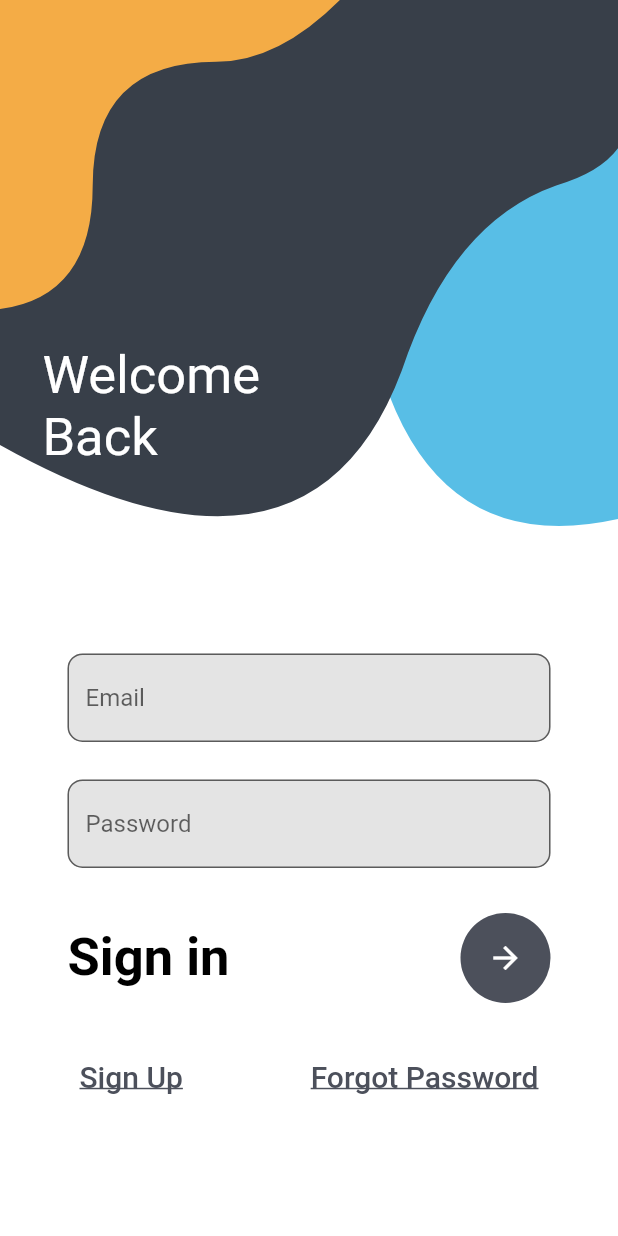
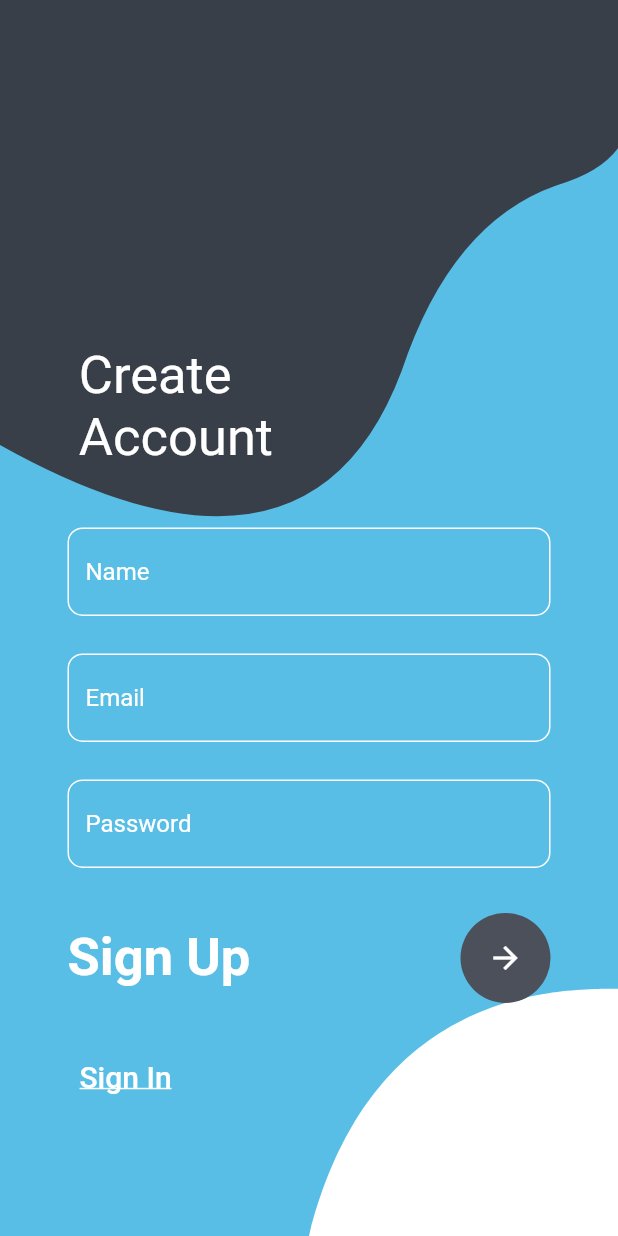
Before and after one commit to ahmloutfy/Logino, a Flutter app: the screen it shows after launch, on a phone screen of 412 x 824 dp. Run offline on Flutter 3.47's test engine with Material 2 defaults, Android fonts, the phone set to English and light mode, and no system bars.

Commit message:
ASL 19/8/2023 (0)

```diff
--- a/lib/constants.dart
+++ b/lib/constants.dart
@@ -1,3 +1,5 @@
 import 'package:flutter/material.dart';
 
-Color buttonColor = const Color(0xff4C505B);
+OutlineInputBorder defaultInputBorder = OutlineInputBorder(
+  borderRadius: BorderRadius.circular(10),
+);
--- a/lib/main.dart
+++ b/lib/main.dart
@@ -1,5 +1,5 @@
 import 'package:flutter/material.dart';
-import 'package:logino/screens/home_login.dart';
+import 'package:logino/screens/home_logup.dart';
 
 void main() {
   runApp(const Logino());
@@ -14,7 +14,7 @@ class Logino extends StatelessWidget {
     return const MaterialApp(
       debugShowCheckedModeBanner: false,
       title: 'Logino',
-      home: HomeLogin(),
+      home: HomeLogup(),
     );
   }
 }
--- a/lib/screens/home_login.dart
+++ b/lib/screens/home_login.dart
@@ -1,8 +1,8 @@
 import 'package:flutter/material.dart';
 import '../widgets/clickable_texts.dart';
-import '../widgets/curved_shapes.dart';
-import '../widgets/sign_in_button.dart';
-import '../widgets/submittable_forms.dart';
+import '../widgets/shapes/curved_shapes_login.dart';
+import '../widgets/form_content.dart';
+import '../widgets/sign_in_up_button.dart';
 
 class HomeLogin extends StatelessWidget {
   const HomeLogin({super.key});
@@ -16,28 +16,54 @@ class HomeLogin extends StatelessWidget {
         body: SingleChildScrollView(
           child: Stack(
             children: [
-              const CurvedShapes(),
+              const CurvedShapesLogin(),
               Positioned(
                 bottom: MediaQuery.of(context).size.height * 0.1,
                 left: 0,
                 right: 0,
-                child: const Padding(
-                  padding: EdgeInsets.symmetric(horizontal: 45),
+                child: Padding(
+                  padding: const EdgeInsets.symmetric(horizontal: 45),
                   child: Column(
                     children: [
-                      SubmittableForms(),
-                      SizedBox(
+                  const Form(
+                  child: Column(
+                  children: [
+                    FormContent(
+                    name: 'Email',
+                    inputType: TextInputType.emailAddress,
+                    isObscure: false, formBackgroundColor: Color(0xffE4E4E4), hintTextColor: Colors.black26, borderColor: Colors.black26,
+                  ),
+                  SizedBox(
+                    height: 25,
+                  ),
+                  FormContent(
+                    name: 'Password',
+                    inputType: TextInputType.visiblePassword,
+                    isObscure: true, formBackgroundColor: Color(0xffE4E4E4), hintTextColor: Colors.black26, borderColor: Colors.black26,
+                  ),
+                  ],
+                ),
+              ),
+                      const SizedBox(
                         height: 30,
                       ),
-                      SignInButton(),
-                      SizedBox(
+                      SignInUpButton(
+                        name: 'Sign In',
+                        press: () {},
+                        textButtonColor: Colors.black,
+                      ),
+                      const SizedBox(
                         height: 25,
                       ),
-                      Row(
+                      const Row(
                         children: [
-                          TextButtonsContent(text: 'Sign Up',),
+                          TextButtonsContent(text: 'Sign Up',
+                          clickableTextColor: Colors.black,
+                          ),
                           Spacer(),
-                          TextButtonsContent(text: 'Forgot Password',),
+                          TextButtonsContent(text: 'Forgot Password',
+                          clickableTextColor: Color(0xff4C505B),
+                          ),
                         ],
                       )
                     ],
--- /dev/null
+++ b/lib/screens/home_logup.dart
@@ -0,0 +1,91 @@
+import 'package:flutter/material.dart';
+import '../widgets/clickable_texts.dart';
+import '../widgets/form_content.dart';
+import '../widgets/shapes/curved_shapes_logup.dart';
+import '../widgets/sign_in_up_button.dart';
+
+class HomeLogup extends StatelessWidget {
+  const HomeLogup({super.key});
+
+  @override
+  Widget build(BuildContext context) {
+    return SafeArea(
+      child: Scaffold(
+        backgroundColor: Colors.white,
+        body: SingleChildScrollView(
+          child: Stack(
+            children: [
+              const CurvedShapesLogup(),
+              Positioned(
+                bottom: MediaQuery.of(context).size.height * 0.1,
+                left: 0,
+                right: 0,
+                child: Padding(
+                  padding: const EdgeInsets.symmetric(horizontal: 45),
+                  child: Column(
+                    children: [
+                      const Form(
+                        child: Column(
+                          children: [
+                            FormContent(
+                              name: 'Name',
+                              inputType: TextInputType.text,
+                              isObscure: false,
+                              formBackgroundColor: Color(0xff58BEE6),
+                              hintTextColor: Colors.white,
+                              borderColor: Colors.white,
+                            ),
+                            SizedBox(
+                              height: 25,
+                            ),
+                            FormContent(
+                              name: 'Email',
+                              inputType: TextInputType.emailAddress,
+                              isObscure: false,
+                              formBackgroundColor: Color(0xff58BEE6),
+                              hintTextColor: Colors.white,
+                              borderColor: Colors.white,
+                            ),
+                            SizedBox(
+                              height: 25,
+                            ),
+                            FormContent(
+                              name: 'Password',
+                              inputType: TextInputType.visiblePassword,
+                              isObscure: true,
+                              formBackgroundColor: Color(0xff58BEE6),
+                              hintTextColor: Colors.white,
+                              borderColor: Colors.white,
+                            ),
+                          ],
+                        ),
+                      ),
+                      const SizedBox(
+                        height: 30,
+                      ),
+                      SignInUpButton(
+                        name: 'Sign Up',
+                        press: () {},
+                        textButtonColor: Colors.white,
+                      ),
+                      const SizedBox(
+                        height: 25,
+                      ),
+                      const Align(
+                        alignment: Alignment.centerLeft,
+                        child: TextButtonsContent(
+                          text: 'Sign In',
+                          clickableTextColor: Colors.white,
+                        ),
+                      ),
+                    ],
+                  ),
+                ),
+              ),
+            ],
+          ),
+        ),
+      ),
+    );
+  }
+}
--- a/lib/widgets/clickable_texts.dart
+++ b/lib/widgets/clickable_texts.dart
@@ -3,9 +3,10 @@ import 'package:flutter/material.dart';
 class TextButtonsContent extends StatelessWidget {
 
   final String text;
+  final Color clickableTextColor;
 
   const TextButtonsContent({
-    super.key, required this.text,
+    super.key, required this.text, required this.clickableTextColor,
   });
 
   @override
@@ -14,9 +15,9 @@ class TextButtonsContent extends StatelessWidget {
       onPressed: () {},
       child: Text(
         text,
-        style: const TextStyle(
+        style: TextStyle(
           decoration: TextDecoration.underline,
-          color: Color(0xff4C505B),
+          color: clickableTextColor,
           fontSize: 20,
         ),
       ),
--- a/lib/widgets/form_content.dart
+++ b/lib/widgets/form_content.dart
@@ -1,15 +1,17 @@
 import 'package:flutter/material.dart';
+import 'package:logino/constants.dart';
 
 class FormContent extends StatelessWidget {
   final String name;
   final TextInputType inputType;
   final bool isObscure;
+  final Color formBackgroundColor , hintTextColor , borderColor;
 
   const FormContent({
     super.key,
     required this.name,
     required this.inputType,
-    required this.isObscure,
+    required this.isObscure, required this.formBackgroundColor, required this.hintTextColor, required this.borderColor,
   });
 
   @override
@@ -18,17 +20,21 @@ class FormContent extends StatelessWidget {
       keyboardType: inputType,
       obscureText: isObscure,
       decoration: InputDecoration(
-        fillColor: const Color(0xffE4E4E4),
+        fillColor: formBackgroundColor,
         filled: true,
         hintText: name,
-        helperStyle: const TextStyle(
-          color: Colors.black26,
+        hintStyle: TextStyle(
+          color: hintTextColor,
         ),
-        border: OutlineInputBorder(
-          borderSide: const BorderSide(color: Colors.black26),
-          borderRadius: BorderRadius.circular(10),
+        enabledBorder: defaultInputBorder.copyWith(
+          borderSide: BorderSide(color: borderColor,
         ),
+        ),
+        focusedBorder: defaultInputBorder.copyWith(
+    borderSide: BorderSide(color: borderColor,
+    ),
       ),
+    ),
     );
   }
 }
--- a/lib/widgets/curved_shapes.dart
+++ b/lib/widgets/shapes/curved_shapes_logup.dart
@@ -1,7 +1,7 @@
 import 'package:flutter/material.dart';
 
-class CurvedShapes extends StatelessWidget {
-  const CurvedShapes({super.key});
+class CurvedShapesLogup extends StatelessWidget {
+  const CurvedShapesLogup({super.key});
 
   @override
   Widget build(BuildContext context) {
@@ -17,7 +17,7 @@ class CurvedShapes extends StatelessWidget {
               top: 230,
               right: 230,
               child: Text(
-                'Welcome \nBack',
+                'Create \nAccount',
                 style: TextStyle(
                   color: Colors.white,
                   fontSize: 35,
@@ -36,20 +36,6 @@ class CurvedShapes extends StatelessWidget {
 class SampleShape extends CustomPainter {
   @override
   void paint(Canvas canvas, Size size) {
-    Paint orangePaint = Paint()
-      ..color = const Color(0xffF4AC46)
-      ..style = PaintingStyle.fill;
-
-    Path orangeShape = Path()
-      ..moveTo(0, size.height * 0.25)
-      ..quadraticBezierTo(size.width * 0.15, size.height * 0.24,
-          size.width * 0.15, size.height * 0.15)
-      ..quadraticBezierTo(size.width * 0.15, size.height * 0.05,
-          size.width * 0.35, size.height * 0.05)
-      ..quadraticBezierTo(
-          size.width * 0.45, size.height * 0.05, size.width * 0.55, 0)
-      ..lineTo(0, 0)
-      ..close();
 
     Paint blackPaint = Paint()
       ..color = const Color(0xff383F49)
@@ -73,16 +59,16 @@ class SampleShape extends CustomPainter {
       ..style = PaintingStyle.fill;
 
     Path blueShape = Path()
-      ..moveTo(size.width * 0.63, size.height * 0.32)
-      ..quadraticBezierTo(
-          size.width * 0.73, size.height * 0.45, size.width, size.height * 0.42)
-      ..lineTo(size.width, 0)
+..lineTo(0, size.height)
+      ..lineTo(size.width / 2, size.height)
+      ..cubicTo(size.width * 0.6, size.height * 0.8, size.width * 0.9, size.height * 0.8, size.width, size.height * 0.8)
+
+    ..lineTo(size.width, 0)
       ..lineTo(0, 0)
       ..close();
 
     canvas.drawPath(blueShape, bluePaint);
     canvas.drawPath(blackShape, blackPaint);
-    canvas.drawPath(orangeShape, orangePaint);
   }
 
   @override
--- a/lib/widgets/sign_in_button.dart
+++ /dev/null
@@ -1,44 +0,0 @@
-import 'package:flutter/material.dart';
-
-import '../constants.dart';
-
-class SignInButton extends StatefulWidget {
-  const SignInButton({super.key});
-
-  @override
-  State<SignInButton> createState() => _SignInButtonState();
-}
-
-class _SignInButtonState extends State<SignInButton> {
-  @override
-  Widget build(BuildContext context) {
-    return Row(
-      children: [
-        const Text(
-          'Sign in',
-          style: TextStyle(
-            fontSize: 35,
-            color: Colors.black,
-            fontWeight: FontWeight.bold,
-          ),
-        ),
-        const Spacer(),
-        Container(
-          width: 60,
-          height: 60,
-          decoration: BoxDecoration(
-            color: buttonColor,
-            shape: BoxShape.circle,
-          ),
-          child: IconButton(
-            icon: const Icon(
-              Icons.arrow_forward,
-              color: Colors.white,
-            ),
-            onPressed: () {},
-          ),
-        ),
-      ],
-    );
-  }
-}
--- /dev/null
+++ b/lib/widgets/sign_in_up_button.dart
@@ -0,0 +1,49 @@
+import 'package:flutter/material.dart';
+
+class SignInUpButton extends StatefulWidget {
+
+  final String name;
+  final Function press;
+  final Color textButtonColor;
+
+  const SignInUpButton({super.key, required this.name, required this.press, required this.textButtonColor});
+
+  @override
+  State<SignInUpButton> createState() => _SignInUpButtonState();
+}
+
+class _SignInUpButtonState extends State<SignInUpButton> {
+  @override
+  Widget build(BuildContext context) {
+    return Row(
+      children: [
+        Text(
+          widget.name,
+          style: TextStyle(
+            fontSize: 35,
+            color: widget.textButtonColor,
+            fontWeight: FontWeight.bold,
+          ),
+        ),
+        const Spacer(),
+        Container(
+          width: 60,
+          height: 60,
+          decoration: const BoxDecoration(
+            color: Color(0xff4C505B),
+            shape: BoxShape.circle,
+          ),
+          child: IconButton(
+            icon: const Icon(
+              Icons.arrow_forward,
+              color: Colors.white,
+            ),
+            onPressed: () {
+              widget.press;
+            },
+          ),
+        ),
+      ],
+    );
+  }
+}
--- a/lib/widgets/submittable_forms.dart
+++ /dev/null
@@ -1,35 +0,0 @@
-import 'package:flutter/material.dart';
-
-import 'form_content.dart';
-
-class SubmittableForms extends StatefulWidget {
-  const SubmittableForms({super.key});
-
-  @override
-  State<SubmittableForms> createState() => _SubmittableFormsState();
-}
-
-class _SubmittableFormsState extends State<SubmittableForms> {
-  @override
-  Widget build(BuildContext context) {
-    return const Form(
-      child: Column(
-        children: [
-          FormContent(
-            name: 'Email',
-            inputType: TextInputType.emailAddress,
-            isObscure: false,
-          ),
-          SizedBox(
-            height: 25,
-          ),
-          FormContent(
-            name: 'Password',
-            inputType: TextInputType.visiblePassword,
-            isObscure: true,
-          ),
-        ],
-      ),
-    );
-  }
-}
```
Also changed, not shown: lib/widgets/shapes/curved_shapes_login.dart (added, +90 -0 lines).
